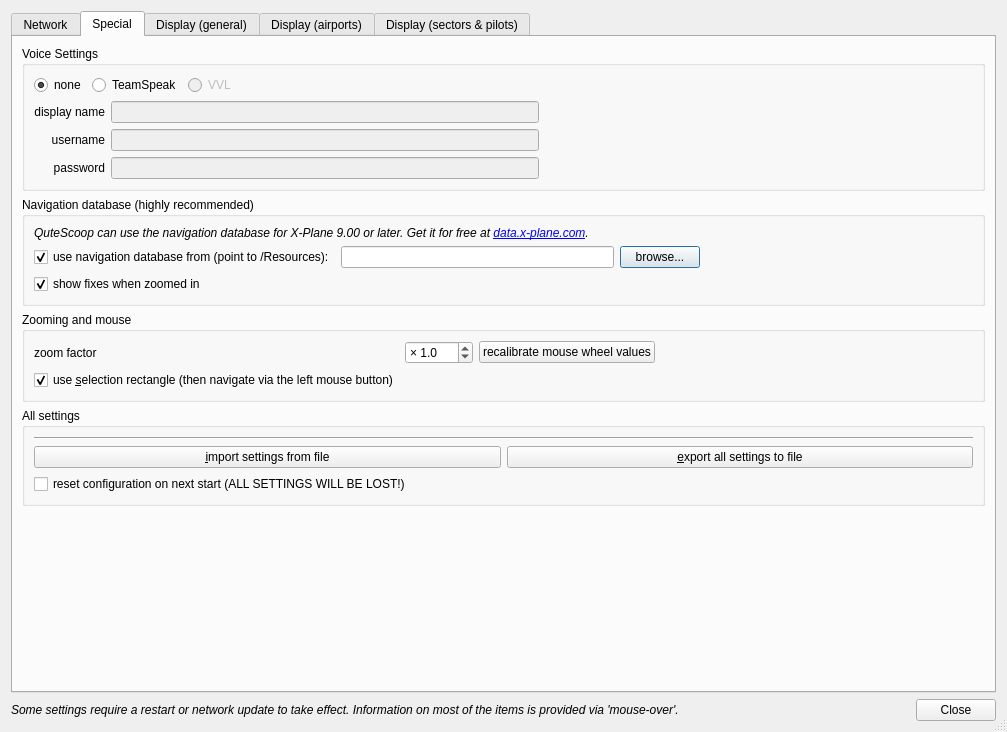
This is branches/QuteScoop_2.1.1/src/PreferencesDialog.ui in qutescoop/qutescoop as Qt 5 draws it before an edit. The edited form follows.
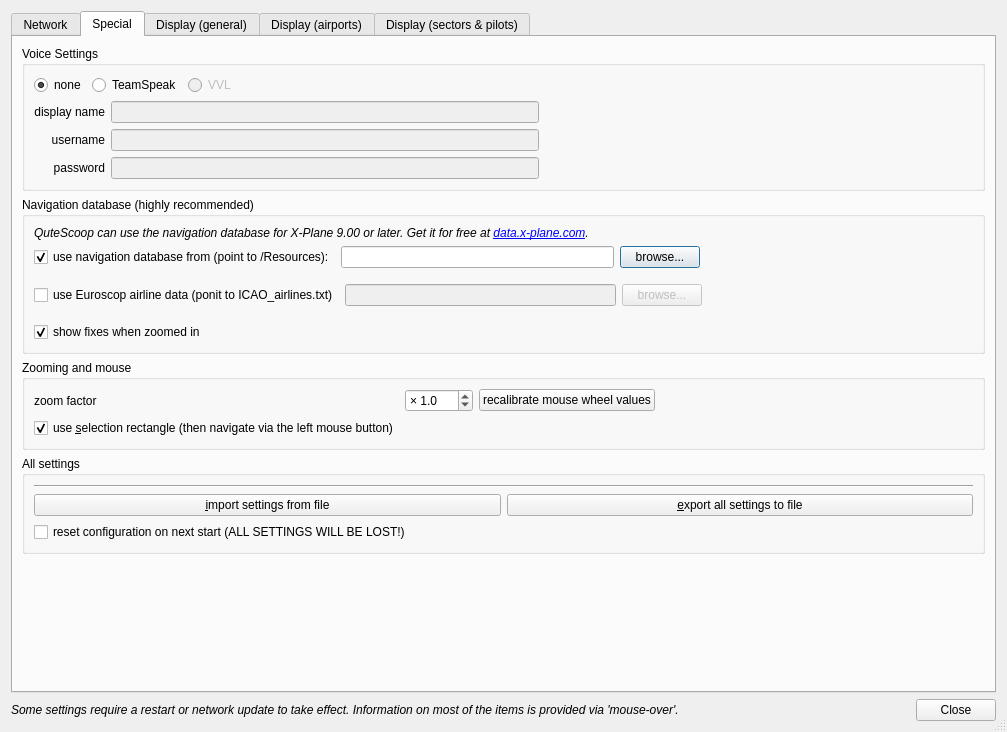
This is the edited form. The open tabs and pages were chosen to show the change. Icons and pictures are not drawn.

Commit message: added mapscreen option for the clouds and now able to load Euroscope airline data

Patch:
```diff
--- a/branches/QuteScoop_2.1.1/src/PreferencesDialog.ui
+++ b/branches/QuteScoop_2.1.1/src/PreferencesDialog.ui
@@ -830,6 +830,53 @@
             </item>
            </layout>
           </item>
+          <item>
+           <layout class="QHBoxLayout" name="horizontalLayout_13">
+            <property name="topMargin">
+             <number>10</number>
+            </property>
+            <property name="bottomMargin">
+             <number>10</number>
+            </property>
+            <item>
+             <widget class="QCheckBox" name="cbUseESAirlines">
+              <property name="text">
+               <string>use Euroscop airline data (ponit to ICAO_airlines.txt)</string>
+              </property>
+             </widget>
+            </item>
+            <item>
+             <widget class="QLineEdit" name="editESAirlines">
+              <property name="enabled">
+               <bool>false</bool>
+              </property>
+             </widget>
+            </item>
+            <item>
+             <widget class="QPushButton" name="bt_browseESAirlines">
+              <property name="enabled">
+               <bool>false</bool>
+              </property>
+              <property name="text">
+               <string>browse...</string>
+              </property>
+             </widget>
+            </item>
+            <item>
+             <spacer name="horizontalSpacer_22">
+              <property name="orientation">
+               <enum>Qt::Horizontal</enum>
+              </property>
+              <property name="sizeHint" stdset="0">
+               <size>
+                <width>40</width>
+                <height>20</height>
+               </size>
+              </property>
+             </spacer>
+            </item>
+           </layout>
+          </item>
           <item>
            <widget class="QCheckBox" name="cbShowFixes">
             <property name="text">
```
Left out of the diff: 186 changed lines with no effect on the pictures. The commit also changes 12 other files.
